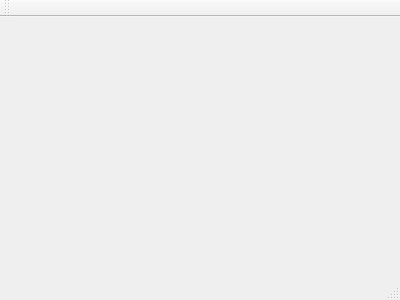
This is csv_parser/mainwindow.ui in aloget/qtApp as Qt 5 draws it before an edit. The edited form follows.
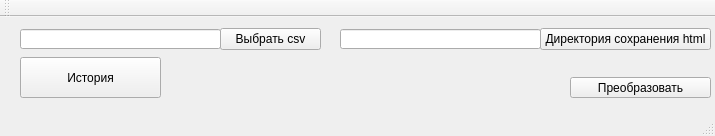
This is the edited form.

Commit message: Добавил элементы

Patch:
```diff
--- a/csv_parser/mainwindow.ui
+++ b/csv_parser/mainwindow.ui
@@ -6,15 +6,98 @@
    <rect>
     <x>0</x>
     <y>0</y>
-    <width>400</width>
-    <height>300</height>
+    <width>715</width>
+    <height>136</height>
    </rect>
   </property>
   <property name="windowTitle">
    <string>MainWindow</string>
   </property>
   <widget class="QWidget" name="centralWidget">
-   <layout class="QVBoxLayout" name="verticalLayout"/>
+   <widget class="QLineEdit" name="lineEdit">
+    <property name="geometry">
+     <rect>
+      <x>20</x>
+      <y>12</y>
+      <width>201</width>
+      <height>20</height>
+     </rect>
+    </property>
+    <property name="text">
+     <string/>
+    </property>
+    <property name="readOnly">
+     <bool>true</bool>
+    </property>
+   </widget>
+   <widget class="QPushButton" name="pushButton">
+    <property name="geometry">
+     <rect>
+      <x>220</x>
+      <y>11</y>
+      <width>101</width>
+      <height>22</height>
+     </rect>
+    </property>
+    <property name="text">
+     <string>Выбрать csv</string>
+    </property>
+   </widget>
+   <widget class="QPushButton" name="pushButton_2">
+    <property name="geometry">
+     <rect>
+      <x>540</x>
+      <y>11</y>
+      <width>171</width>
+      <height>22</height>
+     </rect>
+    </property>
+    <property name="text">
+     <string>Директория сохранения html</string>
+    </property>
+   </widget>
+   <widget class="QPushButton" name="pushButton_3">
+    <property name="geometry">
+     <rect>
+      <x>20</x>
+      <y>40</y>
+      <width>141</width>
+      <height>41</height>
+     </rect>
+    </property>
+    <property name="text">
+     <string>История</string>
+    </property>
+   </widget>
+   <widget class="QLineEdit" name="lineEdit_2">
+    <property name="geometry">
+     <rect>
+      <x>340</x>
+      <y>12</y>
+      <width>201</width>
+      <height>20</height>
+     </rect>
+    </property>
+    <property name="text">
+     <string/>
+    </property>
+    <property name="readOnly">
+     <bool>true</bool>
+    </property>
+   </widget>
+   <widget class="QPushButton" name="pushButton_4">
+    <property name="geometry">
+     <rect>
+      <x>570</x>
+      <y>60</y>
+      <width>141</width>
+      <height>21</height>
+     </rect>
+    </property>
+    <property name="text">
+     <string>Преобразовать</string>
+    </property>
+   </widget>
   </widget>
   <widget class="QMenuBar" name="menuBar">
    <property name="geometry">
```
Left out of the diff: 2 changed lines with no effect on the pictures.
